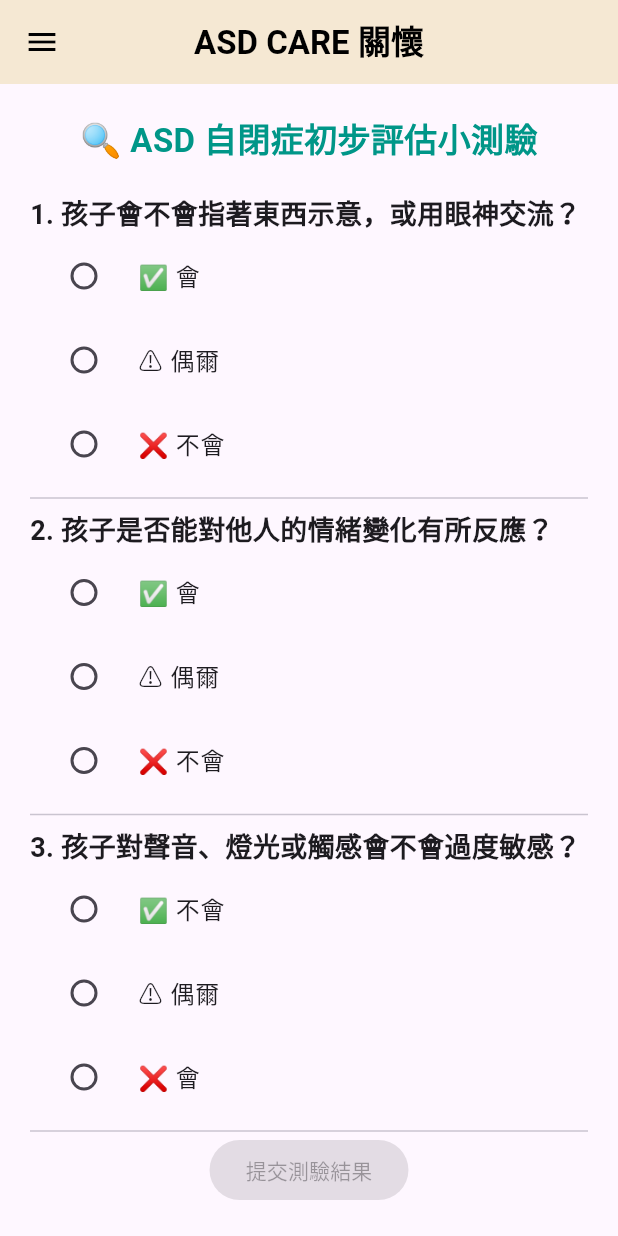
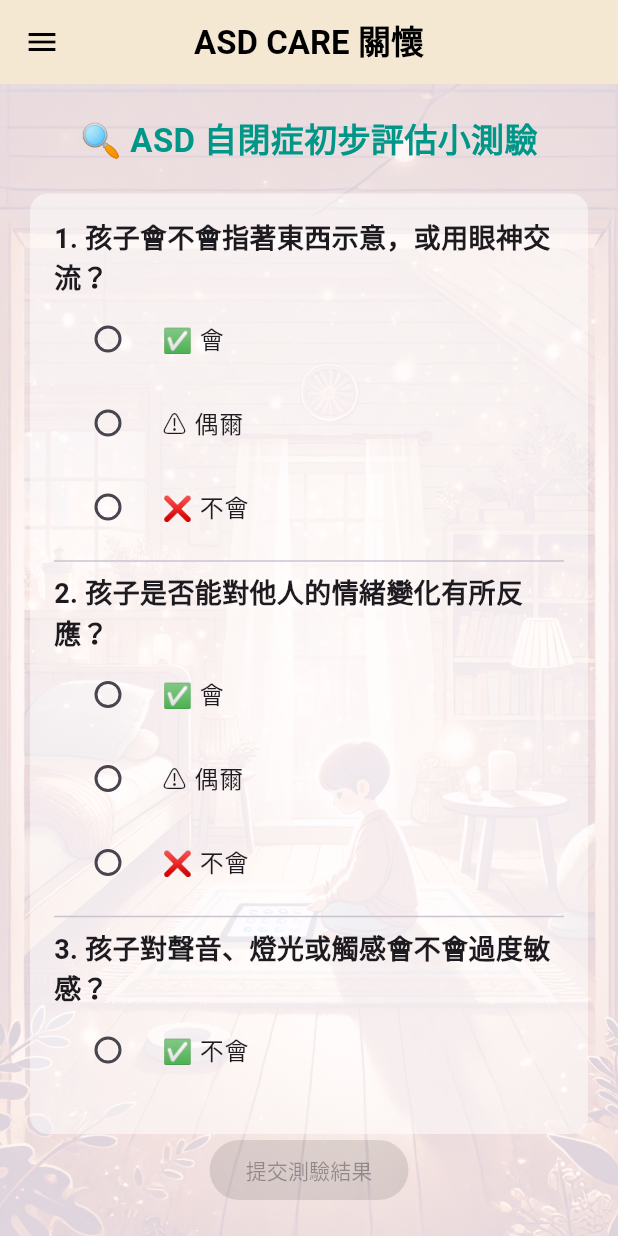
Before and after one commit to virt888/asdCare, a Flutter app: the SelfTestPage screen opened directly, on a phone screen of 412 x 824 dp. Run offline on Flutter 3.47's test engine with Material 3 defaults, Android fonts, the light colour scheme and no system bars; our stand-ins replace confetti, font_awesome_flutter, google_mobile_ads, package_info_plus, yaml.

Commit message:
no message

```diff
--- a/lib/self_test.dart
+++ b/lib/self_test.dart
@@ -205,7 +205,26 @@ class SelfTestPageState extends State<SelfTestPage> {
     return Scaffold(
       appBar: const CustomAppBar(),
       drawer: const LeftMenu(),
-      body: Padding(
+      body: Stack(
+        children: [
+          // 🌄 背景圖片（透明度 70%）
+          Container(
+            decoration: BoxDecoration(
+              image: DecorationImage(
+                image: const AssetImage(
+                  'assets/self_test_wallpaper.png',
+                ), // 📌 確保這張圖片存在
+                fit: BoxFit.cover,
+                colorFilter: ColorFilter.mode(
+                  const Color.fromARGB(40, 255, 255, 255), // **背景變淡**
+                  BlendMode.dstATop,
+                ),
+              ),
+            ),
+          ),
+
+          /// **測驗內容**
+          Padding(
             padding: const EdgeInsets.all(20.0),
             child: Column(
               children: [
@@ -219,7 +238,15 @@ class SelfTestPageState extends State<SelfTestPage> {
                   textAlign: TextAlign.center,
                 ),
                 const SizedBox(height: 20),
+
+                /// **📝 測驗表單（加上半透明白底）**
                 Expanded(
+                  child: Container(
+                    padding: const EdgeInsets.all(16.0),
+                    decoration: BoxDecoration(
+                      color: Colors.white.withOpacity(0.5), // 📌 半透明白底，提升可讀性
+                      borderRadius: BorderRadius.circular(12.0),
+                    ),
                     child: ListView.builder(
                       itemCount: _currentQuestions.length,
                       itemBuilder: (context, index) {
@@ -253,6 +280,9 @@ class SelfTestPageState extends State<SelfTestPage> {
                       },
                     ),
                   ),
+                ),
+
+                /// **提交按鈕**
                 ElevatedButton(
                   onPressed: _answers.contains(-1) ? null : _submitTest,
                   child: const Text("提交測驗結果"),
@@ -260,6 +290,8 @@ class SelfTestPageState extends State<SelfTestPage> {
               ],
             ),
           ),
+        ],
+      ),
     );
   }
 }
```
Also changed, not shown: 4 other files. Lines whose indentation alone changed are shown as unchanged.
